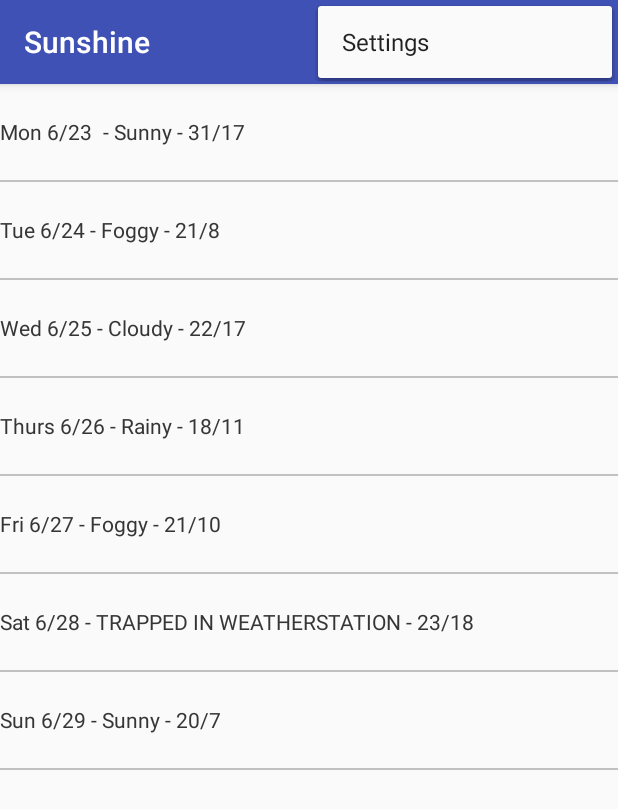
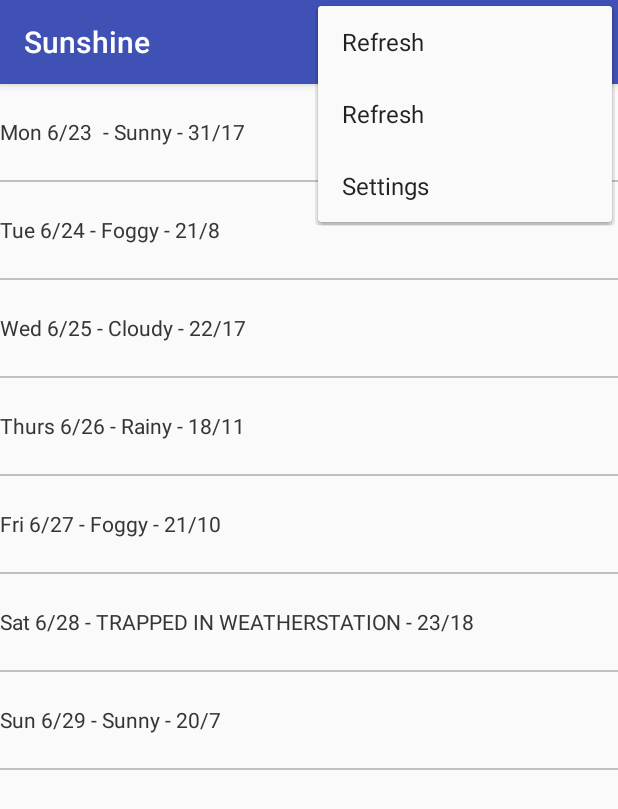
Before and after one commit to rx3r0/Sunshine, an Android app: the screen it shows after launch (MainActivity), with the options menu open, on a phone screen of 412 x 824 dp. Shown: the top 809 px of the screen. Run offline under Robolectric (Android 15) with nearby library versions, the phone set to English and light mode, and no system bars.

Commit message:
Add refresh menu
However, the refresh menu item shows up twice

```diff
--- a/app/build.gradle
+++ b/app/build.gradle
@@ -18,7 +18,7 @@ android {
         }
     }
     buildTypes.each {
-        it.buildConfigField('String', 'OPEN_WEATHER_MAP_API_KEY', 'MyOpenWeatherMapApiKey')
+        it.buildConfigField('String', 'OPEN_WEATHER_MAP_API_KEY', MyOpenWeatherMapApiKey)
     }
 }
 
--- a/app/src/main/AndroidManifest.xml
+++ b/app/src/main/AndroidManifest.xml
@@ -1,6 +1,10 @@
 <?xml version="1.0" encoding="utf-8"?>
 <manifest xmlns:android="http://schemas.android.com/apk/res/android"
     package="com.example.android.sunshine.app">
+
+    <!-- In order to fetch weather forecast data, Internet permissions are required -->
+    <uses-permission android:name="android.permission.INTERNET" />
+    <uses-permission android:name="android.permission.ACCESS_NETWORK_STATE" />
 
     <application
         android:allowBackup="true"
--- a/app/src/main/java/com/example/android/sunshine/app/ForecastFragment.java
+++ b/app/src/main/java/com/example/android/sunshine/app/ForecastFragment.java
@@ -3,9 +3,13 @@ package com.example.android.sunshine.app;
 
 import android.os.AsyncTask;
 import android.os.Bundle;
+import android.support.annotation.Nullable;
 import android.support.v4.app.Fragment;
 import android.util.Log;
 import android.view.LayoutInflater;
+import android.view.Menu;
+import android.view.MenuInflater;
+import android.view.MenuItem;
 import android.view.View;
 import android.view.ViewGroup;
 import android.widget.ArrayAdapter;
@@ -34,6 +38,14 @@ public class ForecastFragment extends Fragment {
         // Required empty public constructor
     }
 
+
+    @Override
+    public void onCreate(@Nullable Bundle savedInstanceState) {
+        super.onCreate(savedInstanceState);
+
+        // Tell fragment to handle menu options
+        setHasOptionsMenu(true);
+    }
 
     @Override
     public View onCreateView(LayoutInflater inflater, ViewGroup container,
@@ -68,6 +80,25 @@ public class ForecastFragment extends Fragment {
         forecastListView.setAdapter(adapter);
 
         return rootView;
+    }
+
+    @Override
+    public void onCreateOptionsMenu(Menu menu, MenuInflater inflater) {
+        // Inflate the menu; this adds items to the bar if the bar is present
+        inflater.inflate(R.menu.forecastfragment, menu);
+    }
+
+    @Override
+    public boolean onOptionsItemSelected(MenuItem item) {
+        // Handle action bar item clicks.  The action bar will automatically handle clicks on
+        // Home/Up button, if parent activity is specified in AndroidManifest.xml
+        int id = item.getItemId();
+
+        if (id == R.id.action_refresh) {
+            return true;
+        }
+
+        return super.onOptionsItemSelected(item);
     }
 
     private class FetchWeatherTask extends AsyncTask<Void, Void, Void> {
--- /dev/null
+++ b/app/src/main/res/menu/forecastfragment.xml
@@ -0,0 +1,13 @@
+<?xml version="1.0" encoding="utf-8"?>
+<menu
+    xmlns:android="http://schemas.android.com/apk/res/android"
+    xmlns:app="http://schemas.android.com/apk/res-auto"
+    xmlns:tools="http://schemas.android.com/tools">
+
+    <!-- TODO: Temporary refresh button for debugging purposes only.  Remove when finished. -->
+    <item
+        android:id="@+id/action_refresh"
+        android:title="@string/action_refresh"
+        app:showAsAction="never">
+    </item>
+</menu>
--- a/app/src/main/res/values/strings.xml
+++ b/app/src/main/res/values/strings.xml
@@ -6,4 +6,7 @@
 
     <!-- TODO: Remove or change this placeholder text -->
     <string name="hello_blank_fragment">Hello! I am a fragment!</string>
+
+    <!-- TODO: Temporary refresh button for debugging purposes only.  Remove when finished. -->
+    <string name="action_refresh" translatable="false">Refresh</string>
 </resources>
```
